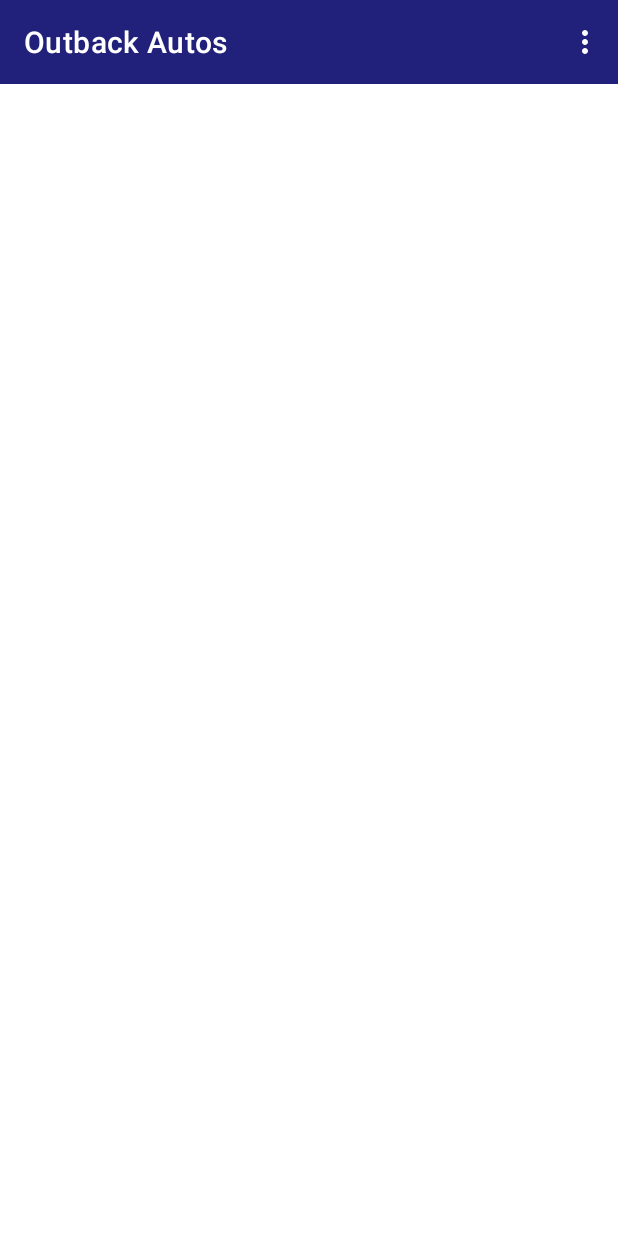
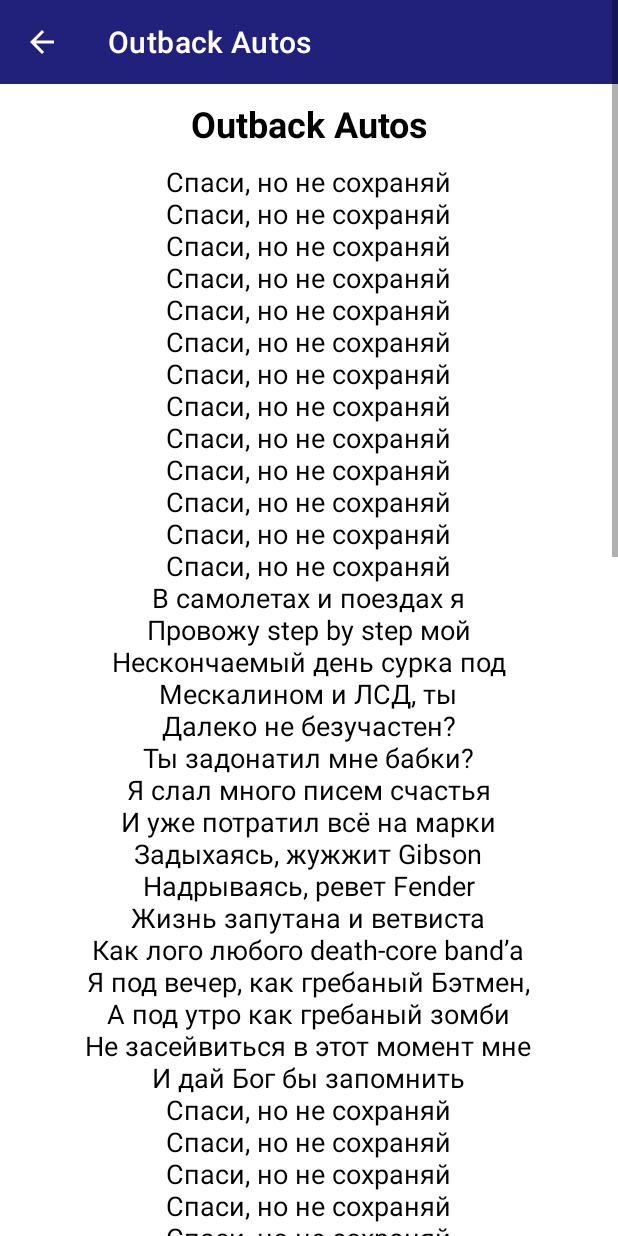
Before and after one commit to SavageSyrop/Outback_Autos, an Android app: the screen it shows after launch (MainActivity before the commit, AboutAppActivity after it), in the options menu, after a tap on "About", on a phone screen of 412 x 824 dp. Run offline under Robolectric (Android 15) with nearby library versions, the phone set to English and light mode, and no system bars.

Commit message:
About ready

```diff
--- a/app/src/main/AndroidManifest.xml
+++ b/app/src/main/AndroidManifest.xml
@@ -10,13 +10,16 @@
         android:supportsRtl="true"
         android:theme="@style/Theme.Outback_Autos">
         <activity
+            android:name=".AboutAppActivity"
+            android:exported="false" />
+        <activity
             android:name=".MainActivity"
             android:exported="false" />
         <activity
             android:name=".StartActivity"
             android:exported="true"
-            android:screenOrientation="portrait"
-            android:label="@string/app_name">
+            android:label="@string/app_name"
+            android:screenOrientation="portrait">
             <intent-filter>
                 <action android:name="android.intent.action.MAIN" />
 
--- /dev/null
+++ b/app/src/main/java/com/example/outback_autos/AboutAppActivity.java
@@ -0,0 +1,38 @@
+package com.example.outback_autos;
+
+
+import androidx.appcompat.app.AppCompatActivity;
+import androidx.appcompat.widget.Toolbar;
+
+
+import android.app.ActionBar;
+import android.os.Bundle;
+import android.view.MenuItem;
+
+public class AboutAppActivity extends AppCompatActivity {
+
+    @Override
+    protected void onCreate(Bundle savedInstanceState) {
+        super.onCreate(savedInstanceState);
+        setContentView(R.layout.activity_aboutapp);
+
+        Toolbar toolbar = (Toolbar) findViewById(R.id.about_toolbar);
+        setSupportActionBar(toolbar);
+        toolbar.setTitleTextColor(getResources().getColor(android.R.color.white));
+
+        getSupportActionBar().setDisplayHomeAsUpEnabled(true);
+        getSupportActionBar().setDisplayShowHomeEnabled(true);
+
+
+    }
+
+    @Override
+    public boolean onOptionsItemSelected(MenuItem item) {
+        if (item.getItemId() == android.R.id.home) {
+            finish();
+        }
+
+        return super.onOptionsItemSelected(item);
+    }
+
+}
--- a/app/src/main/java/com/example/outback_autos/MainActivity.java
+++ b/app/src/main/java/com/example/outback_autos/MainActivity.java
@@ -3,6 +3,7 @@ package com.example.outback_autos;
 import androidx.appcompat.app.AppCompatActivity;
 import androidx.appcompat.widget.Toolbar;
 
+import android.content.Intent;
 import android.os.Bundle;
 import android.view.Menu;
 import android.view.MenuInflater;
@@ -35,7 +36,8 @@ public class MainActivity extends AppCompatActivity {
 
         switch(item.getItemId()){
             case R.id.menuAbout:{
-
+                Intent intent = new Intent(MainActivity.this, AboutAppActivity.class);
+                startActivity(intent);
                 break;
             }
 
--- /dev/null
+++ b/app/src/main/res/drawable/ic_arrow_back.xml
@@ -0,0 +1,5 @@
+<vector android:autoMirrored="true" android:height="24dp"
+    android:tint="#FFFFFF" android:viewportHeight="24"
+    android:viewportWidth="24" android:width="24dp" xmlns:android="http://schemas.android.com/apk/res/android">
+    <path android:fillColor="@android:color/white" android:pathData="M20,11H7.83l5.59,-5.59L12,4l-8,8 8,8 1.41,-1.41L7.83,13H20v-2z"/>
+</vector>
--- /dev/null
+++ b/app/src/main/res/layout/activity_aboutapp.xml
@@ -0,0 +1,58 @@
+<?xml version="1.0" encoding="utf-8"?>
+<androidx.constraintlayout.widget.ConstraintLayout xmlns:android="http://schemas.android.com/apk/res/android"
+    xmlns:app="http://schemas.android.com/apk/res-auto"
+    xmlns:tools="http://schemas.android.com/tools"
+    android:layout_width="match_parent"
+    android:layout_height="match_parent"
+    tools:context=".AboutAppActivity"
+    android:layout_gravity="fill_vertical">
+
+
+    <ScrollView
+        android:layout_width="match_parent"
+        android:layout_height="match_parent">
+
+        <LinearLayout
+            android:layout_width="match_parent"
+            android:layout_height="wrap_content"
+            android:orientation="vertical" >
+
+            <androidx.appcompat.widget.Toolbar
+                android:id="@+id/about_toolbar"
+                android:layout_width="match_parent"
+                android:layout_height="wrap_content"
+                android:layout_alignParentStart="true"
+                android:background="#21207A"
+                android:title="@string/about"
+                android:titleTextColor="@color/white"
+                android:theme="@style/Theme.Outback_Autos"/>
+
+            <TextView
+                android:id="@+id/text_about_title"
+                android:layout_width="wrap_content"
+                android:layout_height="wrap_content"
+                android:layout_marginTop="10dp"
+                android:text="@string/app_name"
+                android:textAlignment="center"
+                android:textColor="@color/black"
+                android:textSize="24dp"
+                android:textStyle="bold"
+                android:layout_gravity="center">
+            </TextView>
+
+            <TextView
+                android:id="@+id/text_about_text"
+                android:layout_width="wrap_content"
+                android:layout_height="wrap_content"
+                android:padding="10dp"
+                android:text="@string/about_app"
+                android:textAlignment="center"
+                android:textColor="@color/black"
+                android:textSize="18dp"
+                android:layout_gravity="center">
+            </TextView>
+        </LinearLayout>
+    </ScrollView>
+
+
+</androidx.constraintlayout.widget.ConstraintLayout>
--- a/app/src/main/res/values/strings.xml
+++ b/app/src/main/res/values/strings.xml
@@ -1,3 +1,84 @@
 <resources>
     <string name="app_name">Outback Autos</string>
+    <string name="about">About</string>
+    <string name="about_app">"Спаси, но не сохраняй
+Cпаси, но не сохраняй
+Спаси, но не сохраняй
+Cпаси, но не сохраняй
+Cпаси, но не сохраняй
+Спаси, но не сохраняй
+Cпаси, но не сохраняй
+Спаси, но не сохраняй
+Cпаси, но не сохраняй
+Спаси, но не сохраняй
+Cпаси, но не сохраняй
+Спаси, но не сохраняй
+Cпаси, но не сохраняй
+В самолетах и поездах я
+Провожу step by step мой
+Нескончаемый день сурка под
+Мескалином и ЛСД, ты
+Далеко не безучастен?
+Ты задонатил мне бабки?
+Я слал много писем счастья
+И уже потратил всё на марки
+Задыхаясь, жужжит Gibson
+Надрываясь, ревет Fender
+Жизнь запутана и ветвиста
+Как лого любого death-core band’а
+Я под вечер, как гребаный Бэтмен,
+А под утро как гребаный зомби
+Не засейвиться в этот момент мне
+И дай Бог бы запомнить
+Спаси, но не сохраняй
+Cпаси, но не сохраняй
+Спаси, но не сохраняй
+Cпаси, но не сохраняй
+Спаси, но не сохраняй
+Cпаси, но не сохраняй
+Спаси, но не сохраняй
+Cпаси, но не сохраняй
+(О-о-о, о-о-о)
+О, да
+Мой путь намечен
+Сначала я сажаю себе почки и печень
+Тяну до предела мышцы сердечные
+Забиваю всяким мусором череп и кишечник
+План безупречен
+До конца дней заняться есть чем
+Я выучил язык жизни и его три наречия:
+Громче, ярче, крепче
+Я же просто человечек
+Сутулая спина, хрустальные плечи
+Век наш короток и быстротечен
+Годы как калории — надо нам сжечь их
+В нас столько желчи
+Мы все шире, но мельче
+С вами говорит сейчас автоответчик
+Артем ушел в монастырь, аривидерчи
+Спаси, но не сохраняй
+Cпаси, но не сохраняй
+Спаси, но не сохраняй
+Cпаси, но не сохраняй
+Спаси, но не сохраняй
+Cпаси, но не сохраняй
+Спаси, но не сохраняй
+Cпаси, но не сохраняй
+Окей, окей
+Anacondaz 2−0-1−7
+Повторяем за мной:
+Party hard на пятихат
+(Party hard на пятихат)
+Патихаты на рехаб
+(Патихаты на рехаб)
+Party hard на пятихат
+(Party hard на пятихат)
+Патихаты на рехаб
+(Патихаты на рехаб)
+(О-о-о)
+Спаси, но не сохраняй
+Cпаси, но не сохраняй
+(О-о-о)
+Спаси, но не сохраняй
+Cпаси, но не сохраняй"</string>
 </resources>
--- a/app/src/main/res/values/themes.xml
+++ b/app/src/main/res/values/themes.xml
@@ -12,5 +12,7 @@
         <!-- Status bar color. -->
         <item name="android:statusBarColor" tools:targetApi="l">?attr/colorPrimaryVariant</item>
         <!-- Customize your theme here. -->
+        <item name="android:homeAsUpIndicator">@drawable/ic_arrow_back</item>
+        <item name="android:titleTextColor">@color/white</item>
     </style>
 </resources>
```
